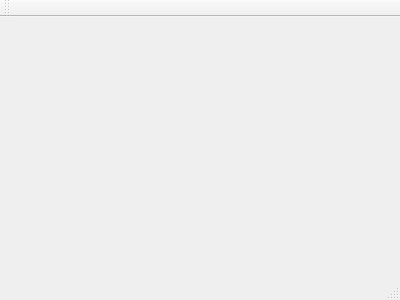
Before: the Qt Designer form mainwindow.ui in edmundormz/QT_Prueba_Final, drawn with Qt 5.
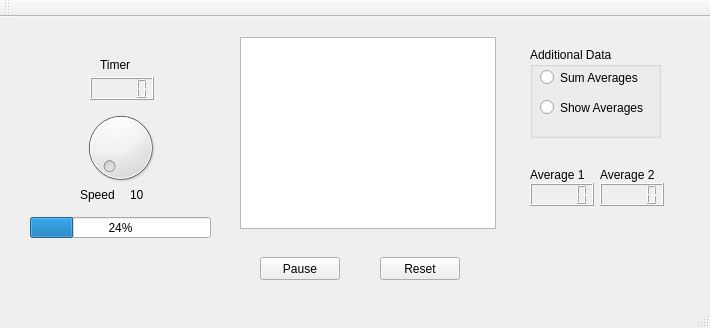
After: the same form once the commit is applied.

The edit to the form file:
```diff
--- a/mainwindow.ui
+++ b/mainwindow.ui
@@ -1,24 +1,249 @@
 <ui version="4.0">
  <class>MainWindow</class>
- <widget class="QMainWindow" name="MainWindow" >
-  <property name="geometry" >
+ <widget class="QMainWindow" name="MainWindow">
+  <property name="geometry">
    <rect>
     <x>0</x>
     <y>0</y>
-    <width>400</width>
-    <height>300</height>
+    <width>710</width>
+    <height>328</height>
    </rect>
   </property>
   <property name="windowTitle" >
    <string>MainWindow</string>
   </property>
-  <widget class="QMenuBar" name="menuBar" />
-  <widget class="QToolBar" name="mainToolBar" />
-  <widget class="QWidget" name="centralWidget" />
-  <widget class="QStatusBar" name="statusBar" />
+  <widget class="QWidget" name="centralWidget">
+   <widget class="QDial" name="dial">
+    <property name="geometry">
+     <rect>
+      <x>80</x>
+      <y>90</y>
+      <width>81</width>
+      <height>81</height>
+     </rect>
+    </property>
+    <property name="minimum">
+     <number>1</number>
+    </property>
+    <property name="maximum">
+     <number>10</number>
+    </property>
+   </widget>
+   <widget class="QLCDNumber" name="lcdTimer">
+    <property name="geometry">
+     <rect>
+      <x>90</x>
+      <y>60</y>
+      <width>64</width>
+      <height>23</height>
+     </rect>
+    </property>
+   </widget>
+   <widget class="QProgressBar" name="progressBar">
+    <property name="geometry">
+     <rect>
+      <x>30</x>
+      <y>200</y>
+      <width>181</width>
+      <height>21</height>
+     </rect>
+    </property>
+    <property name="value">
+     <number>24</number>
+    </property>
+   </widget>
+   <widget class="QGraphicsView" name="graphicsView">
+    <property name="geometry">
+     <rect>
+      <x>240</x>
+      <y>20</y>
+      <width>256</width>
+      <height>192</height>
+     </rect>
+    </property>
+   </widget>
+   <widget class="QGroupBox" name="groupBox">
+    <property name="geometry">
+     <rect>
+      <x>530</x>
+      <y>30</y>
+      <width>131</width>
+      <height>91</height>
+     </rect>
+    </property>
+    <property name="title">
+     <string>Additional Data</string>
+    </property>
+    <widget class="QRadioButton" name="radioButton">
+     <property name="geometry">
+      <rect>
+       <x>10</x>
+       <y>20</y>
+       <width>112</width>
+       <height>21</height>
+      </rect>
+     </property>
+     <property name="text">
+      <string>Sum Averages</string>
+     </property>
+    </widget>
+    <widget class="QRadioButton" name="radioButton_2">
+     <property name="geometry">
+      <rect>
+       <x>10</x>
+       <y>50</y>
+       <width>118</width>
+       <height>21</height>
+      </rect>
+     </property>
+     <property name="text">
+      <string>Show Averages</string>
+     </property>
+    </widget>
+   </widget>
+   <widget class="QLCDNumber" name="lcdAv1">
+    <property name="geometry">
+     <rect>
+      <x>530</x>
+      <y>166</y>
+      <width>64</width>
+      <height>23</height>
+     </rect>
+    </property>
+   </widget>
+   <widget class="QLCDNumber" name="lcdAv2">
+    <property name="geometry">
+     <rect>
+      <x>600</x>
+      <y>166</y>
+      <width>64</width>
+      <height>23</height>
+     </rect>
+    </property>
+   </widget>
+   <widget class="QLCDNumber" name="lcdNumber_4">
+    <property name="geometry">
+     <rect>
+      <x>1020</x>
+      <y>220</y>
+      <width>64</width>
+      <height>23</height>
+     </rect>
+    </property>
+   </widget>
+   <widget class="QPushButton" name="pbStart">
+    <property name="geometry">
+     <rect>
+      <x>260</x>
+      <y>240</y>
+      <width>80</width>
+      <height>23</height>
+     </rect>
+    </property>
+    <property name="text">
+     <string>Pause</string>
+    </property>
+   </widget>
+   <widget class="QPushButton" name="pbReset">
+    <property name="geometry">
+     <rect>
+      <x>380</x>
+      <y>240</y>
+      <width>80</width>
+      <height>23</height>
+     </rect>
+    </property>
+    <property name="text">
+     <string>Reset</string>
+    </property>
+   </widget>
+   <widget class="QLabel" name="lbAv1">
+    <property name="geometry">
+     <rect>
+      <x>530</x>
+      <y>150</y>
+      <width>62</width>
+      <height>15</height>
+     </rect>
+    </property>
+    <property name="text">
+     <string>Average 1</string>
+    </property>
+   </widget>
+   <widget class="QLabel" name="lbAv2">
+    <property name="geometry">
+     <rect>
+      <x>600</x>
+      <y>150</y>
+      <width>62</width>
+      <height>15</height>
+     </rect>
+    </property>
+    <property name="text">
+     <string>Average 2</string>
+    </property>
+   </widget>
+   <widget class="QLabel" name="lbAv1_2">
+    <property name="geometry">
+     <rect>
+      <x>100</x>
+      <y>40</y>
+      <width>35</width>
+      <height>15</height>
+     </rect>
+    </property>
+    <property name="text">
+     <string>Timer</string>
+    </property>
+   </widget>
+   <widget class="QLabel" name="lbSpeed">
+    <property name="geometry">
+     <rect>
+      <x>80</x>
+      <y>170</y>
+      <width>38</width>
+      <height>15</height>
+     </rect>
+    </property>
+    <property name="text">
+     <string>Speed</string>
+    </property>
+   </widget>
+   <widget class="QLabel" name="lbSpeedValue">
+    <property name="geometry">
+     <rect>
+      <x>130</x>
+      <y>170</y>
+      <width>16</width>
+      <height>15</height>
+     </rect>
+    </property>
+    <property name="text">
+     <string>10</string>
+    </property>
+   </widget>
+  </widget>
+  <widget class="QMenuBar" name="menuBar">
+   <property name="geometry">
+    <rect>
+     <x>0</x>
+     <y>0</y>
+     <width>710</width>
+     <height>20</height>
+    </rect>
+   </property>
+  </widget>
+  <widget class="QToolBar" name="mainToolBar">
+   <attribute name="toolBarArea">
+    <enum>TopToolBarArea</enum>
+   </attribute>
+   <attribute name="toolBarBreak">
+    <bool>false</bool>
+   </attribute>
+  </widget>
+  <widget class="QStatusBar" name="statusBar"/>
  </widget>
- <layoutDefault spacing="6" margin="11" />
- <pixmapfunction></pixmapfunction>
+ <layoutdefault spacing="6" margin="11"/>
  <resources/>
  <connections/>
 </ui>
```
Left out of the diff: 3 changed lines with no effect on the pictures.
